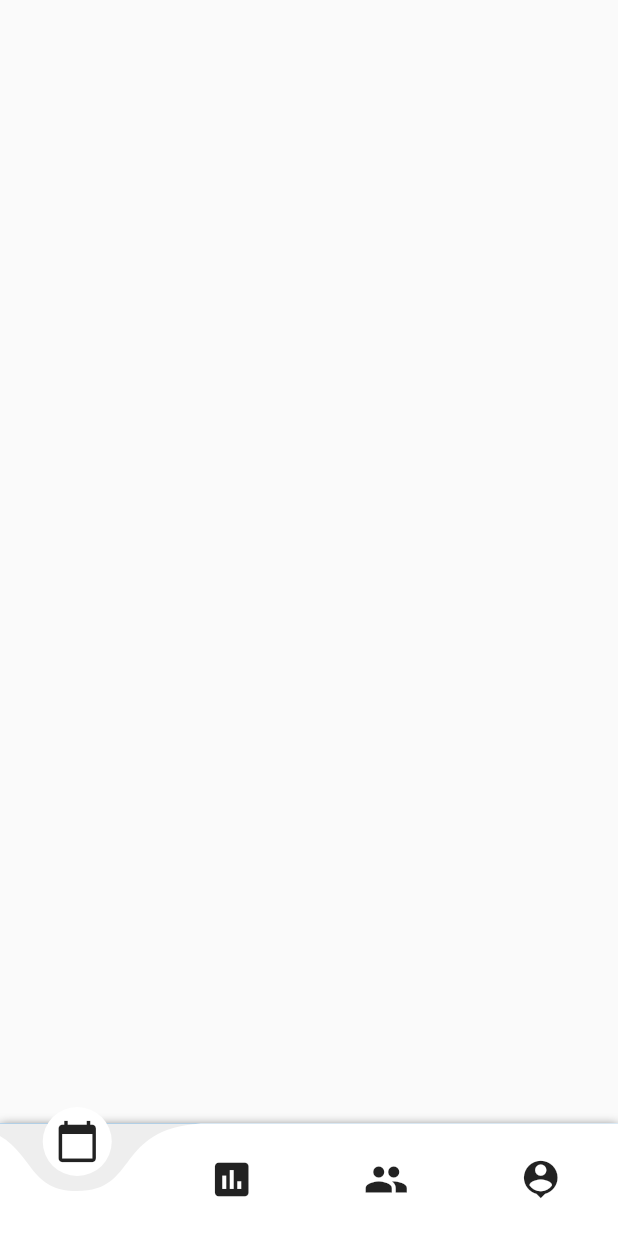
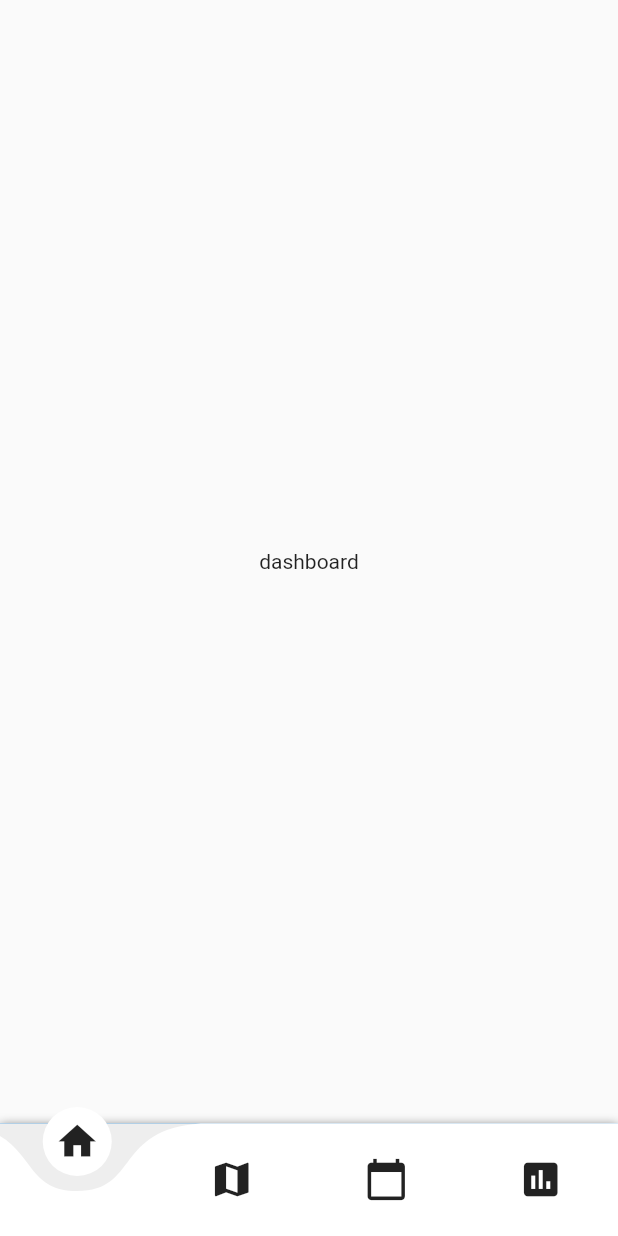
Before and after one commit to YuanSamuel/college_competitions, a Flutter app: the screen it shows after launch, on a phone screen of 412 x 824 dp. Run offline on Flutter 3.47's test engine with Material 2 defaults, Android fonts, the light colour scheme and no system bars; drawn by our look-alikes of curved_navigation_bar; our stand-ins replace simple_animations, supercharged.

Commit message:
updated icons for bottom nav

```diff
--- a/lib/screens/dashboard_screen.dart
+++ b/lib/screens/dashboard_screen.dart
@@ -10,6 +10,10 @@ class DashboardScreen extends StatefulWidget {
 class _DashboardScreenState extends State<DashboardScreen> {
   @override
   Widget build(BuildContext context) {
-    return Container();
+    return Container(
+      child: Center(
+        child: Text('dashboard'),
+      ),
+    );
   }
 }
--- a/lib/screens/events_screen.dart
+++ b/lib/screens/events_screen.dart
@@ -10,6 +10,10 @@ class EventsScreen extends StatefulWidget {
 class _EventsScreenState extends State<EventsScreen> {
   @override
   Widget build(BuildContext context) {
-    return Container();
+    return Container(
+      child: Center(
+        child: Text('events'),
+      ),
+    );
   }
 }
--- a/lib/screens/job_map_screen.dart
+++ b/lib/screens/job_map_screen.dart
@@ -10,6 +10,10 @@ class JobMapScreen extends StatefulWidget {
 class _JobMapScreenState extends State<JobMapScreen> {
   @override
   Widget build(BuildContext context) {
-    return Container();
+    return Container(
+      child: Center(
+        child: Text('job map'),
+      ),
+    );
   }
 }
--- a/lib/screens/leaderboard_screen.dart
+++ b/lib/screens/leaderboard_screen.dart
@@ -10,6 +10,10 @@ class LeaderboardScreen extends StatefulWidget {
 class _LeaderboardScreenState extends State<LeaderboardScreen> {
   @override
   Widget build(BuildContext context) {
-    return Container();
+    return Container(
+      child: Center(
+        child: Text('leaderboard'),
+      ),
+    );
   }
 }
--- a/lib/screens/root_screen.dart
+++ b/lib/screens/root_screen.dart
@@ -27,7 +27,7 @@ class _RootScreenState extends State<RootScreen> {
     return Scaffold(
       body: _pageOptions[_selectedTab],
       bottomNavigationBar: Container(
-        decoration: BoxDecoration(
+        decoration: const BoxDecoration(
           boxShadow: <BoxShadow>[
             BoxShadow(
                 color: Colors.black54,
@@ -39,11 +39,11 @@ class _RootScreenState extends State<RootScreen> {
         ),
         child: CurvedNavigationBar(
           backgroundColor: Colors.grey.shade200,
-          items: <Widget>[
+          items: const <Widget>[
+            Icon(Icons.home, size: 30),
+            Icon(Icons.map, size: 30),
             Icon(Icons.calendar_today, size: 30),
             Icon(Icons.insert_chart, size: 30),
-            Icon(Icons.people, size: 30),
-            Icon(Icons.person_pin, size: 30),
           ],
           onTap: (index) {
             setState(() {
```
